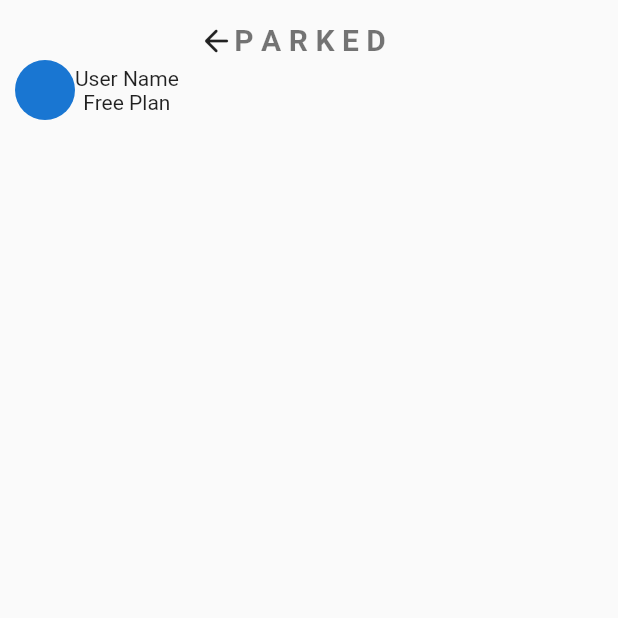
After one commit to anandsm08/parked, a Flutter app: the userProfile screen opened directly, on a phone screen of 412 x 824 dp, the top half of it. The commit adds this screen. Run offline on Flutter 3.47's test engine with Material 2 defaults, Android fonts, the phone set to English and light mode, and no system bars; our stand-ins replace get.

Commit message:
updated UI lg/sgn

```diff
--- /dev/null
+++ b/parked/lib/pages/userprofile.dart
@@ -0,0 +1,37 @@
+import 'package:flutter/cupertino.dart';
+import 'package:flutter/material.dart';
+import 'package:flutter/src/widgets/container.dart';
+import 'package:flutter/src/widgets/framework.dart';
+import 'package:parked/utils/topscreenbar.dart';
+
+class userProfile extends StatefulWidget {
+  const userProfile({super.key});
+
+  @override
+  State<userProfile> createState() => _userProfileState();
+}
+
+class _userProfileState extends State<userProfile> {
+  @override
+  Widget build(BuildContext context) {
+    return SafeArea(
+        child: Scaffold(
+      body: Padding(
+        padding: EdgeInsets.fromLTRB(10, 10, 10, 0),
+        child: Column(
+          children: [
+            topScreenBar(),
+            Row(
+              children: [
+                CircleAvatar(),
+                Column(
+                  children: [Text('User Name'), Text('Free Plan')],
+                )
+              ],
+            ),
+          ],
+        ),
+      ),
+    ));
+  }
+}
--- /dev/null
+++ b/parked/lib/utils/topscreenbar.dart
@@ -0,0 +1,43 @@
+import 'package:flutter/material.dart';
+import 'package:flutter/src/widgets/container.dart';
+import 'package:flutter/src/widgets/framework.dart';
+import 'package:get/get.dart';
+import 'package:parked/pages/homepage.dart';
+
+class topScreenBar extends StatelessWidget {
+  const topScreenBar({super.key});
+
+  @override
+  Widget build(BuildContext context) {
+    double screenwidth = MediaQuery.of(context).size.width;
+    double screenheight = MediaQuery.of(context).size.height;
+    return Container(
+      margin: EdgeInsets.all(5),
+      child: Row(
+        mainAxisAlignment: MainAxisAlignment.center,
+        children: [
+          Container(
+            height: 20,
+            child: GestureDetector(
+                child: Icon(Icons.arrow_back_rounded),
+                onTap: () => Get.to(() => const HomePage())),
+          ),
+          Container(
+            height: 20,
+            width: screenwidth * 0.3,
+            child: Text(
+              'P A R K E D',
+              style: TextStyle(
+                  fontWeight: FontWeight.bold,
+                  color: Colors.black54,
+                  fontSize: 20),
+            ),
+          ),
+          Container(
+            height: 20,
+          )
+        ],
+      ),
+    );
+  }
+}
```
Also changed, not shown: parked/lib/pages/homepage.dart (+40 -3 lines), parked/lib/pages/usersignup.dart (+8 -4 lines), 3 other files.
